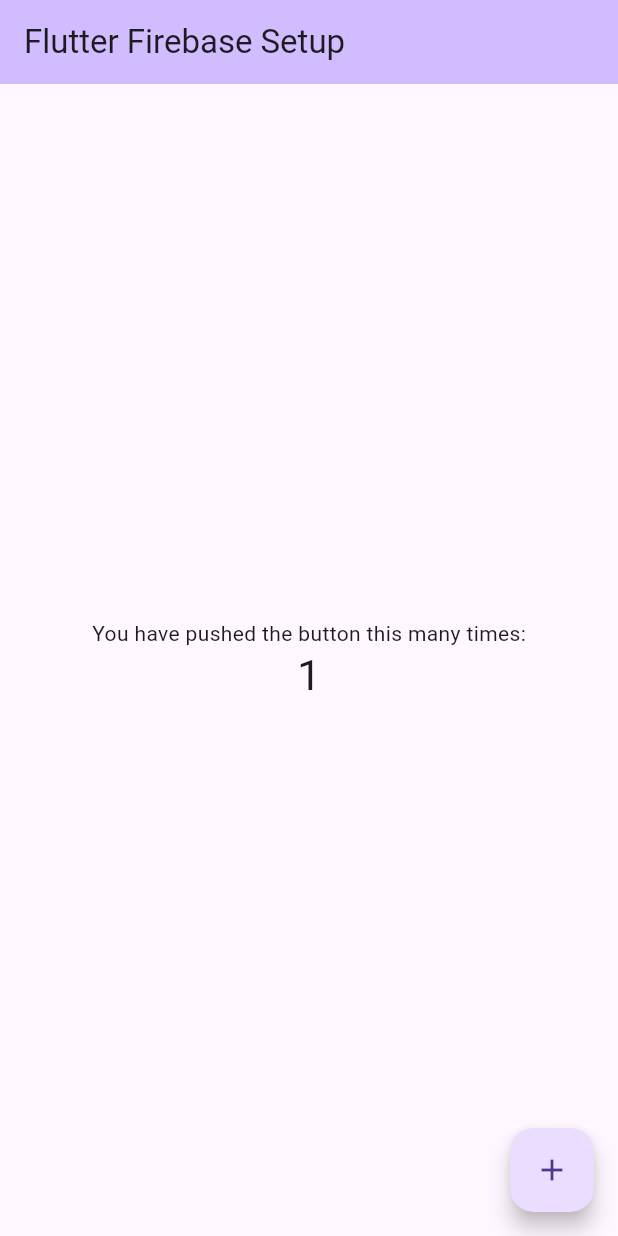
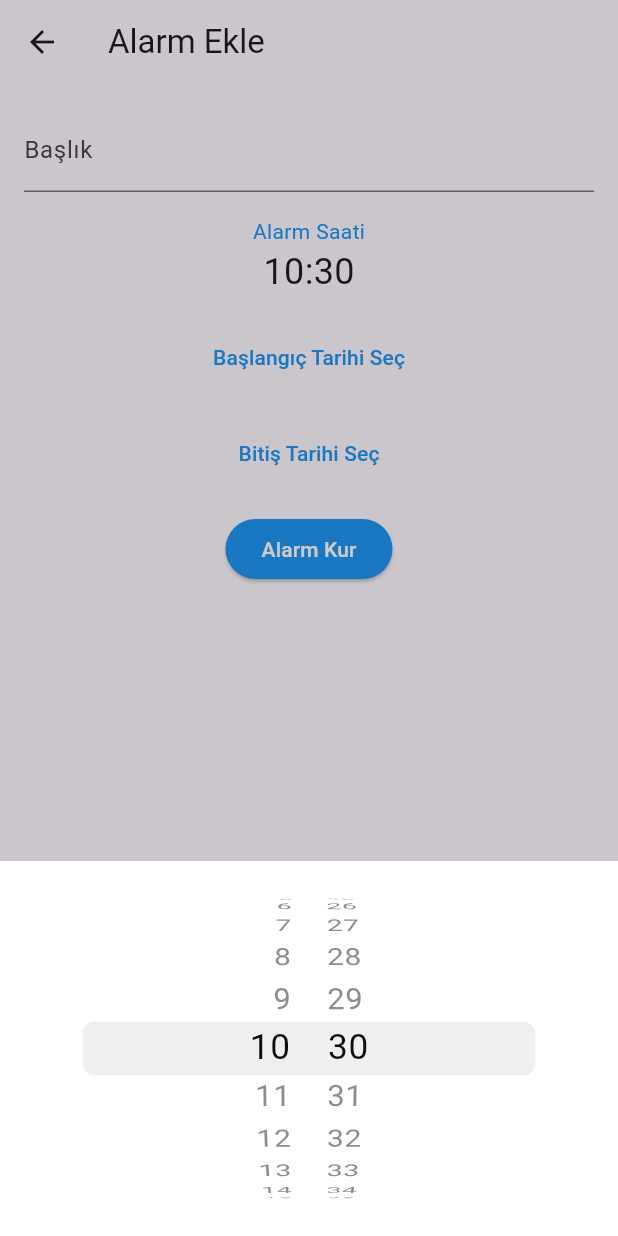
Before and after one commit to muruvvetb/group_70, a Flutter app: the screen it shows after launch, after a tap on the "add" icon, on a phone screen of 412 x 824 dp. Run offline on Flutter 3.47's test engine with Material 3 defaults, Android fonts, the phone set to English and light mode, and no system bars; our stand-ins replace firebase_core, flutter_local_notifications, table_calendar, timezone; accounts and stored records are empty.

Commit message:
Added medication reminder page

```diff
--- a/lib/main.dart
+++ b/lib/main.dart
@@ -1,68 +1,35 @@
 import 'package:flutter/material.dart';
 import 'package:firebase_core/firebase_core.dart';
-//import 'firebase_options.dart';
+import 'package:timezone/data/latest.dart' as tz;
+import 'package:timezone/timezone.dart' as tz;
+import 'services/notification_service.dart';
+import 'screens/ilac_alarm_sayfasi.dart';
 
 void main() async {
   WidgetsFlutterBinding.ensureInitialized();
   await Firebase.initializeApp();
-  runApp(const MyApp());
+  tz.initializeTimeZones();
+  tz.setLocalLocation(tz.getLocation('Europe/Istanbul'));
+
+  final NotificationService notificationService = NotificationService();
+  await notificationService.init();
+
+  runApp(MyApp(notificationService: notificationService));
 }
 
 class MyApp extends StatelessWidget {
-  const MyApp({super.key});
+  final NotificationService notificationService;
+
+  const MyApp({super.key, required this.notificationService});
 
   @override
   Widget build(BuildContext context) {
-    return const MaterialApp(
-      home: MyHomePage(title: 'Flutter Firebase Setup'),
+    return MaterialApp(
+      title: 'Flutter Firebase Setup',
+      theme: ThemeData(
+        primarySwatch: Colors.blue,
+      ),
+      home: IlacAlarmSayfasi(notificationService: notificationService),
     );
   }
 }
-
-class MyHomePage extends StatefulWidget {
-  const MyHomePage({super.key, required this.title});
-
-  final String title;
-
-  @override
-  State<MyHomePage> createState() => _MyHomePageState();
-}
-
-class _MyHomePageState extends State<MyHomePage> {
-  int _counter = 0;
-
-  void _incrementCounter() {
-    setState(() {
-      _counter++;
-    });
-  }
-
-  @override
-  Widget build(BuildContext context) {
-    return Scaffold(
-      appBar: AppBar(
-        backgroundColor: Theme.of(context).colorScheme.inversePrimary,
-        title: Text(widget.title),
-      ),
-      body: Center(
-        child: Column(
-          mainAxisAlignment: MainAxisAlignment.center,
-          children: <Widget>[
-            const Text(
-              'You have pushed the button this many times:',
-            ),
-            Text(
-              '$_counter',
-              style: Theme.of(context).textTheme.headlineMedium,
-            ),
-          ],
-        ),
-      ),
-      floatingActionButton: FloatingActionButton(
-        onPressed: _incrementCounter,
-        tooltip: 'Increment',
-        child: const Icon(Icons.add),
-      ),
-    );
-  }
-}
--- /dev/null
+++ b/lib/models/alarm.dart
@@ -0,0 +1,24 @@
+import 'package:flutter/material.dart';
+
+class Alarm {
+  String title;
+  TimeOfDay time;
+  List<bool> days;
+  DateTime? startDate;
+  DateTime? endDate;
+  bool isActive;
+
+  Alarm({
+    required this.title,
+    required this.time,
+    required this.days,
+    this.startDate,
+    this.endDate,
+    this.isActive = true,
+  });
+
+  DateTime get startTime {
+    return DateTime(startDate!.year, startDate!.month, startDate!.day,
+        time.hour, time.minute);
+  }
+}
--- /dev/null
+++ b/lib/screens/alarm_ekleme_sayfasi.dart
@@ -0,0 +1,144 @@
+import 'package:flutter/material.dart';
+import 'package:flutter/cupertino.dart';
+import '../models/alarm.dart';
+import '../services/notification_service.dart';
+
+class AlarmEklemeSayfasi extends StatefulWidget {
+  final NotificationService notificationService;
+
+  const AlarmEklemeSayfasi({super.key, required this.notificationService});
+
+  @override
+  AlarmEklemeSayfasiState createState() => AlarmEklemeSayfasiState();
+}
+
+class AlarmEklemeSayfasiState extends State<AlarmEklemeSayfasi> {
+  final TextEditingController _baslikController = TextEditingController();
+  DateTime _selectedTime = DateTime.now();
+  DateTime? _startDate;
+  DateTime? _endDate;
+
+  Future<void> _selectDate(BuildContext context,
+      {required bool isStartDate}) async {
+    final DateTime? picked = await showDatePicker(
+      context: context,
+      initialDate: DateTime.now(),
+      firstDate: DateTime(2020),
+      lastDate: DateTime(2030),
+    );
+    if (picked != null) {
+      setState(() {
+        if (isStartDate) {
+          _startDate = picked;
+        } else {
+          _endDate = picked;
+        }
+      });
+    }
+  }
+
+  void _showTimePicker(BuildContext context) {
+    showCupertinoModalPopup(
+      context: context,
+      builder: (BuildContext context) {
+        return Container(
+          height: 250,
+          color: const Color.fromARGB(255, 255, 255, 255),
+          child: CupertinoDatePicker(
+            initialDateTime: _selectedTime,
+            mode: CupertinoDatePickerMode.time,
+            onDateTimeChanged: (DateTime newTime) {
+              setState(() {
+                _selectedTime = newTime;
+              });
+            },
+            use24hFormat: true,
+          ),
+        );
+      },
+    );
+  }
+
+  @override
+  void initState() {
+    super.initState();
+    Future.microtask(() => _showTimePicker(context));
+  }
+
+  @override
+  Widget build(BuildContext context) {
+    return Scaffold(
+      appBar: AppBar(
+        title: const Text('Alarm Ekle'),
+      ),
+      body: Padding(
+        padding: const EdgeInsets.all(16.0),
+        child: Column(
+          children: [
+            TextField(
+              controller: _baslikController,
+              decoration: const InputDecoration(
+                labelText: 'Başlık',
+              ),
+            ),
+            const SizedBox(height: 16),
+            GestureDetector(
+              onTap: () => _showTimePicker(context),
+              child: Column(
+                children: [
+                  const Text(
+                    'Alarm Saati',
+                    style: TextStyle(color: Colors.blue),
+                  ),
+                  Text(
+                    '${_selectedTime.hour.toString().padLeft(2, '0')}:${_selectedTime.minute.toString().padLeft(2, '0')}',
+                    style: const TextStyle(fontSize: 24),
+                  ),
+                ],
+              ),
+            ),
+            const SizedBox(height: 16),
+            TextButton(
+              onPressed: () => _selectDate(context, isStartDate: true),
+              child: Text(
+                _startDate == null
+                    ? 'Başlangıç Tarihi Seç'
+                    : 'Başlangıç: ${_startDate!.toLocal()}'.split(' ')[0],
+                style: const TextStyle(color: Colors.blue),
+              ),
+            ),
+            const SizedBox(height: 16),
+            TextButton(
+              onPressed: () => _selectDate(context, isStartDate: false),
+              child: Text(
+                _endDate == null
+                    ? 'Bitiş Tarihi Seç'
+                    : 'Bitiş: ${_endDate!.toLocal()}'.split(' ')[0],
+                style: const TextStyle(color: Colors.blue),
+              ),
+            ),
+            const SizedBox(height: 16),
+            ElevatedButton(
+              onPressed: () {
+                final newAlarm = Alarm(
+                  title: _baslikController.text,
+                  time: TimeOfDay(
+                      hour: _selectedTime.hour, minute: _selectedTime.minute),
+                  days: List.filled(7, false),
+                  startDate: _startDate,
+                  endDate: _endDate,
+                );
+                Navigator.pop(context, newAlarm);
+              },
+              style: ElevatedButton.styleFrom(
+                backgroundColor: Colors.blue,
+                foregroundColor: Colors.white,
+              ),
+              child: const Text('Alarm Kur'),
+            ),
+          ],
+        ),
+      ),
+    );
+  }
+}
--- /dev/null
+++ b/lib/screens/ilac_alarm_sayfasi.dart
@@ -0,0 +1,181 @@
+import 'package:flutter/material.dart';
+import 'package:intl/intl.dart'; // DateFormat için gerekli paket
+import '../models/alarm.dart';
+import '../services/notification_service.dart';
+import '../widgets/ takvim_widget.dart';
+import 'alarm_ekleme_sayfasi.dart';
+
+class IlacAlarmSayfasi extends StatefulWidget {
+  final NotificationService notificationService;
+
+  const IlacAlarmSayfasi({super.key, required this.notificationService});
+
+  @override
+  IlacAlarmSayfasiState createState() => IlacAlarmSayfasiState();
+}
+
+class IlacAlarmSayfasiState extends State<IlacAlarmSayfasi> {
+  DateTime _selectedDay = DateTime.now();
+  final List<Alarm> _alarms = [];
+
+  List<DateTime> _getMarkedDates() {
+    final markedDates = <DateTime>[];
+    for (var alarm in _alarms) {
+      if (alarm.startDate != null && alarm.endDate != null) {
+        for (var date = alarm.startDate!;
+            date.isBefore(alarm.endDate!) ||
+                date.isAtSameMomentAs(alarm.endDate!);
+            date = date.add(const Duration(days: 1))) {
+          markedDates.add(date);
+        }
+      }
+    }
+    return markedDates;
+  }
+
+  List<DateTime> _getFinishedDates() {
+    final finishedDates = <DateTime>[];
+    for (var alarm in _alarms) {
+      if (alarm.isActive) {
+        finishedDates.add(alarm.startDate!);
+      }
+    }
+    return finishedDates;
+  }
+
+  @override
+  Widget build(BuildContext context) {
+    final markedDates = _getMarkedDates();
+    final finishedDates = _getFinishedDates();
+
+    return Scaffold(
+      appBar: AppBar(
+        title: const Text('İlaç Alarmı'),
+      ),
+      body: Column(
+        children: [
+          TakvimWidget(
+            initialSelectedDay: _selectedDay,
+            onDaySelected: (selectedDay, focusedDay) {
+              setState(() {
+                _selectedDay = selectedDay;
+              });
+            },
+            markedDates: markedDates,
+            finishedDates: finishedDates,
+          ),
+          const Padding(
+            padding: EdgeInsets.all(8.0),
+            child: Align(
+              alignment: Alignment.centerLeft, // Sola yaslı
+              child: Text(
+                'Alarmlar',
+                style: TextStyle(fontSize: 18, fontWeight: FontWeight.bold),
+              ),
+            ),
+          ),
+          Expanded(
+            child: ListView.builder(
+              padding: const EdgeInsets.symmetric(
+                  horizontal: 8.0), // Sağdan ve soldan biraz boşluk
+              itemCount: _alarms.length,
+              itemBuilder: (context, index) {
+                final alarm = _alarms[index];
+                final startTime = DateFormat('HH:mm').format(alarm.startTime);
+                return Padding(
+                  padding: const EdgeInsets.symmetric(
+                      vertical: 4.0), // Her alarm öğesi arasında dikey boşluk
+                  child: Dismissible(
+                    key: Key(alarm.title),
+                    onDismissed: (direction) {
+                      final removedAlarm = _alarms[index];
+                      setState(() {
+                        _alarms.removeAt(index);
+                      });
+                      ScaffoldMessenger.of(context).showSnackBar(
+                        SnackBar(
+                          content: Text('${removedAlarm.title} silindi'),
+                        ),
+                      );
+                    },
+                    direction: DismissDirection.endToStart,
+                    background: Container(
+                      alignment: Alignment.centerRight,
+                      padding: const EdgeInsets.symmetric(horizontal: 20),
+                      color: Colors.red,
+                      child: const Icon(
+                        Icons.delete,
+                        color: Colors.white,
+                      ),
+                    ),
+                    dismissThresholds: const {
+                      DismissDirection.endToStart: 0.25,
+                    },
+                    child: Container(
+                      decoration: BoxDecoration(
+                        color: Colors.blue[50], // Açık mavi arka plan
+                        borderRadius:
+                            BorderRadius.circular(10.0), // Oval köşeler
+                      ),
+                      child: ListTile(
+                        title: Text(
+                          '$startTime - ${alarm.title}',
+                        ),
+                        subtitle: Text(
+                          'Başlangıç: ${DateFormat.yMMMd().format(alarm.startDate!)} - Bitiş: ${DateFormat.yMMMd().format(alarm.endDate!)}',
+                        ),
+                        trailing: Switch(
+                          activeColor: Colors.blue, // Lacivert açıkken
+                          inactiveThumbColor: Colors.white, // Beyaz kapalıyken
+                          value: alarm.isActive,
+                          onChanged: (value) {
+                            setState(() {
+                              alarm.isActive = value;
+                            });
+                            if (value) {
+                              widget.notificationService.showNotification(
+                                index,
+                                'İlaç Hatırlatıcısı',
+                                alarm.title,
+                                DateTime.now(),
+                                alarm.days,
+                              );
+                            }
+                          },
+                        ),
+                      ),
+                    ),
+                  ),
+                );
+              },
+            ),
+          ),
+        ],
+      ),
+      floatingActionButton: FloatingActionButton(
+        backgroundColor: Colors.blue, // Lacivert arka plan
+        shape: RoundedRectangleBorder(
+          borderRadius: BorderRadius.circular(50),
+        ),
+        onPressed: () async {
+          final newAlarm = await Navigator.push(
+            context,
+            MaterialPageRoute(
+              builder: (context) => AlarmEklemeSayfasi(
+                notificationService: widget.notificationService,
+              ),
+            ),
+          );
+
+          if (newAlarm != null) {
+            setState(() {
+              _alarms.add(newAlarm);
+            });
+          }
+        },
+        child: const Icon(Icons.add),
+      ),
+      floatingActionButtonLocation: FloatingActionButtonLocation.endFloat,
+    );
+  }
+}
--- /dev/null
+++ b/lib/services/notification_service.dart
@@ -0,0 +1,99 @@
+import 'package:flutter_local_notifications/flutter_local_notifications.dart';
+import 'package:timezone/timezone.dart' as tz;
+
+class NotificationService {
+  final FlutterLocalNotificationsPlugin flutterLocalNotificationsPlugin =
+      FlutterLocalNotificationsPlugin();
+
+  Future<void> init() async {
+    const AndroidInitializationSettings initializationSettingsAndroid =
+        AndroidInitializationSettings('@mipmap/ic_launcher');
+
+    final DarwinInitializationSettings initializationSettingsDarwin =
+        DarwinInitializationSettings(
+      requestAlertPermission: true,
+      requestBadgePermission: true,
+      requestSoundPermission: true,
+      onDidReceiveLocalNotification: (id, title, body, payload) async {},
+    );
+
+    final InitializationSettings initializationSettings =
+        InitializationSettings(
+      android: initializationSettingsAndroid,
+      iOS: initializationSettingsDarwin,
+    );
+
+    await flutterLocalNotificationsPlugin.initialize(
+      initializationSettings,
+      onDidReceiveNotificationResponse:
+          (NotificationResponse notificationResponse) async {
+        final String? payload = notificationResponse.payload;
+        if (payload != null) {
+          print('notification payload: $payload');
+        }
+      },
+    );
+  }
+
+  Future<void> showNotification(
+    int id,
+    String title,
+    String body,
+    DateTime scheduledDate,
+    List<bool> days,
+  ) async {
+    for (int i = 0; i < days.length; i++) {
+      if (days[i]) {
+        final tz.TZDateTime scheduledNotificationDateTime =
+            _nextInstanceOfDayAndTime(scheduledDate, i);
+
+        await flutterLocalNotificationsPlugin.zonedSchedule(
+          id + i,
+          title,
+          body,
+          scheduledNotificationDateTime,
+          const NotificationDetails(
+            android: AndroidNotificationDetails(
+              'your_channel_id',
+              'your_channel_name',
+              channelDescription: 'your_channel_description',
+              importance: Importance.max,
+              priority: Priority.high,
+              showWhen: true,
+            ),
+            iOS: DarwinNotificationDetails(),
+          ),
+          androidAllowWhileIdle: true,
+          matchDateTimeComponents: DateTimeComponents.dayOfWeekAndTime,
+          uiLocalNotificationDateInterpretation:
+              UILocalNotificationDateInterpretation.wallClockTime,
+        );
+      }
+    }
+  }
+
+  tz.TZDateTime _nextInstanceOfDayAndTime(DateTime scheduledDate, int day) {
+    tz.TZDateTime scheduledDateTime = tz.TZDateTime(
+      tz.local,
+      scheduledDate.year,
+      scheduledDate.month,
+      scheduledDate.day,
+      scheduledDate.hour,
+      scheduledDate.minute,
+    );
+
+    while (scheduledDateTime.weekday != day + 1) {
+      scheduledDateTime = scheduledDateTime.add(const Duration(days: 1));
+    }
+
+    if (scheduledDateTime.isBefore(tz.TZDateTime.now(tz.local))) {
+      scheduledDateTime = scheduledDateTime.add(const Duration(days: 7));
+    }
+
+    return scheduledDateTime;
+  }
+
+  Future<void> cancelNotification(int id) async {
+    await flutterLocalNotificationsPlugin.cancel(id);
+  }
+}
--- /dev/null
+++ b/lib/widgets/ takvim_widget.dart
@@ -0,0 +1,125 @@
+import 'package:flutter/material.dart';
+import 'package:table_calendar/table_calendar.dart';
+
+class TakvimWidget extends StatefulWidget {
+  final DateTime initialSelectedDay;
+  final Function(DateTime, DateTime) onDaySelected;
+  final List<DateTime> markedDates;
+  final List<DateTime> finishedDates;
+
+  const TakvimWidget({
+    super.key,
+    required this.initialSelectedDay,
+    required this.onDaySelected,
+    required this.markedDates,
+    required this.finishedDates,
+  });
+
+  @override
+  _TakvimWidgetState createState() => _TakvimWidgetState();
+}
+
+class _TakvimWidgetState extends State<TakvimWidget> {
+  late DateTime _focusedDay;
+  late DateTime _selectedDay;
+
+  @override
+  void initState() {
+    super.initState();
+    _focusedDay = widget.initialSelectedDay;
+    _selectedDay = widget.initialSelectedDay;
+  }
+
+  @override
+  Widget build(BuildContext context) {
+    return Column(
+      children: [
+        TableCalendar(
+          firstDay: DateTime.utc(2010, 10, 16),
+          lastDay: DateTime.utc(2030, 3, 14),
+          focusedDay: _focusedDay,
+          selectedDayPredicate: (day) => isSameDay(_selectedDay, day),
+          onDaySelected: (selectedDay, focusedDay) {
+            if (!isSameDay(_selectedDay, selectedDay)) {
+              setState(() {
+                _selectedDay = selectedDay;
+                _focusedDay = focusedDay;
+              });
+              widget.onDaySelected(selectedDay, focusedDay);
+            }
+          },
+          onPageChanged: (focusedDay) {
+            setState(() {
+              _focusedDay = focusedDay;
+            });
+          },
+          calendarFormat: CalendarFormat.week,
+          eventLoader: (day) {
+            return widget.markedDates
+                    .where((markedDay) => isSameDay(day, markedDay))
+                    .isNotEmpty
+                ? ['marked']
+                : [];
+          },
+          calendarStyle: CalendarStyle(
+            outsideDaysVisible: false,
+            todayDecoration: BoxDecoration(
+              color: Colors.blue, // Bugünün rengi mavi
+              shape: BoxShape.circle,
+            ),
+          ),
+          daysOfWeekVisible: true,
+          headerVisible: false, // Navigation bar'ı kaldırmak için
+          calendarBuilders: CalendarBuilders(
+            markerBuilder: (context, day, events) {
+              if (events.isNotEmpty) {
+                bool isFinished = widget.finishedDates.contains(day);
+                return Container(
+                  margin: const EdgeInsets.all(6.0),
+                  alignment: Alignment.center,
+                  decoration: BoxDecoration(
+                    color: isFinished
+                        ? Colors.green
+                        : Colors.grey, // Alarmlar bittiyse yeşil, değilse gri
+                    shape: BoxShape.circle,
+                  ),
+                  child: Text(
+                    '${day.day}',
+                    style: const TextStyle(color: Colors.white),
+                  ),
+                );
+              }
+              return null;
+            },
+          ),
+        ),
+        Padding(
+          padding: const EdgeInsets.all(8.0),
+          child: Text(
+            _getMonthYearString(
+                _focusedDay), // Ay ve yıl ismi ile güncellemek için
+            style: const TextStyle(fontSize: 14), // Bold değil
+          ),
+        ),
+      ],
+    );
+  }
+
+  String _getMonthYearString(DateTime date) {
+    List<String> months = [
+      "Ocak",
+      "Şubat",
+      "Mart",
+      "Nisan",
+      "Mayıs",
+      "Haziran",
+      "Temmuz",
+      "Ağustos",
+      "Eylül",
+      "Ekim",
+      "Kasım",
+      "Aralık"
+    ];
+    return "${months[date.month - 1]} ${date.year}";
+  }
+}
--- a/pubspec.yaml
+++ b/pubspec.yaml
@@ -34,6 +34,11 @@
   firebase_auth: ^5.1.1
   cloud_firestore: ^5.0.2
   cupertino_icons: ^1.0.6
+  table_calendar: ^3.0.0
+  flutter_local_notifications: ^17.2.1+2
+  timezone: ^0.9.4
+  intl: ^0.19.0
+  rxdart: ^0.28.0
   # The following adds the Cupertino Icons font to your application.
   # Use with the CupertinoIcons class for iOS style icons.
 
@@ -49,6 +54,7 @@
   # package. See that file for information about deactivating specific lint
   # rules and activating additional ones.
   flutter_lints: ^4.0.0
+
 
 # For information on the generic Dart part of this file, see the
 # following page: https://dart.dev/tools/pub/pubspec
```
Also changed, not shown: 4 other files.
